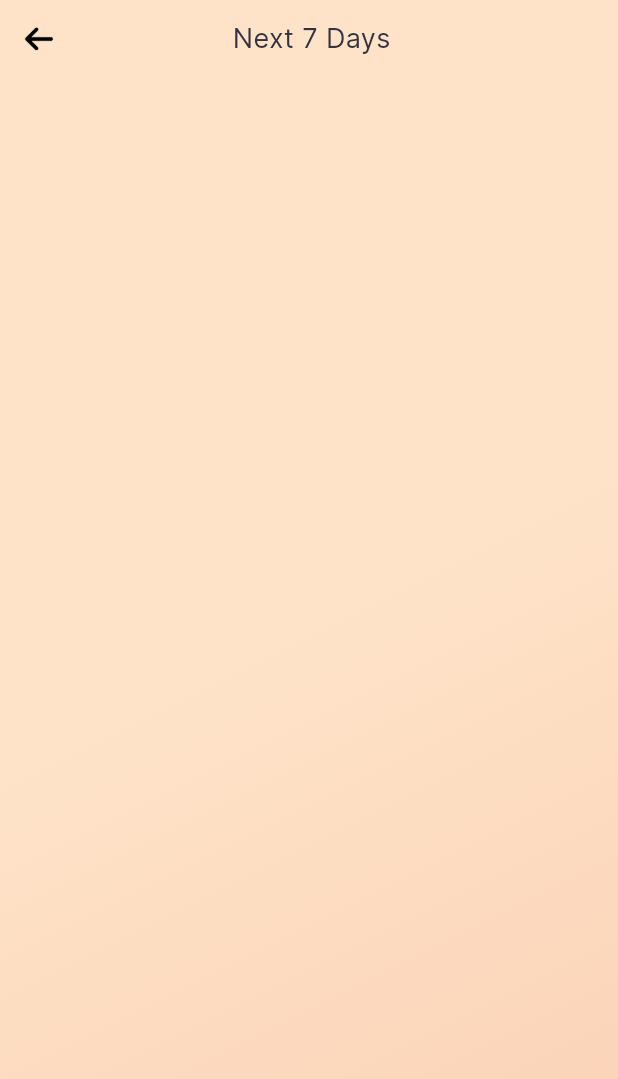
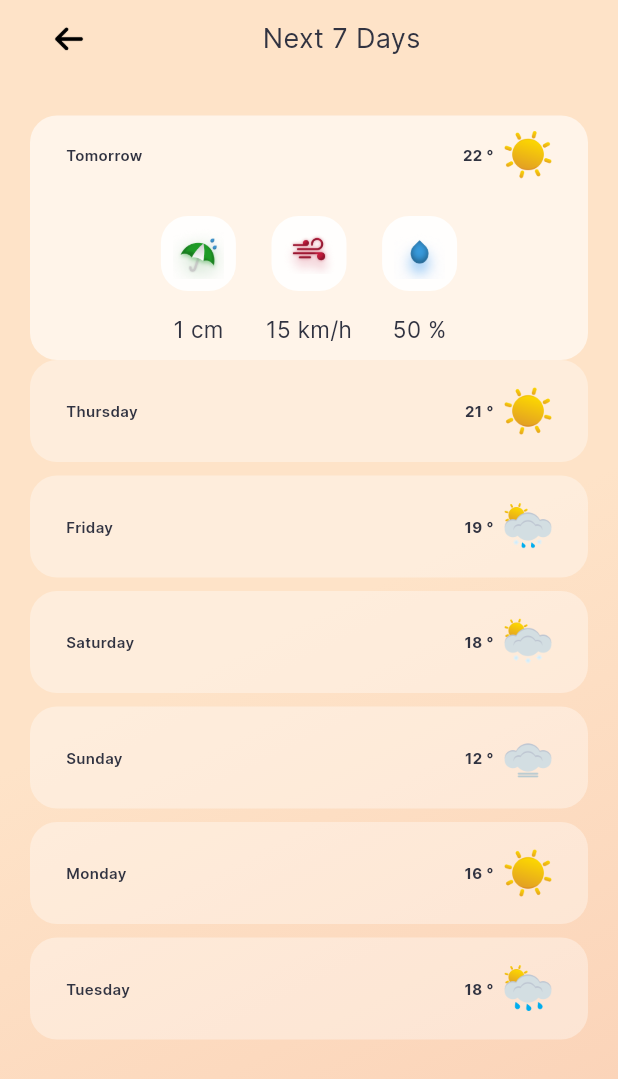
Before and after one commit to NefiseTnc/flutter_weather_app, a Flutter app: the screen it shows after launch, on a phone screen of 412 x 824 dp. Shown: the top 1079 px of the screen. Run offline on Flutter 3.47's test engine with Material 2 defaults, Android fonts, the phone set to English and light mode, and no system bars.

Commit message:
Update : Next Days View

```diff
--- a/lib/views/next_days_views/next_days_view.dart
+++ b/lib/views/next_days_views/next_days_view.dart
@@ -10,6 +10,8 @@ class NextDaysWidget extends StatelessWidget {
       body: Container(
         padding: EdgeInsets.only(
             top: MediaQuery.of(context).padding.top,
+            left: 20.0,
+            right: 20.0,
             bottom: (MediaQuery.of(context).padding.bottom) * .5),
         width: double.infinity,
         height: double.infinity,
@@ -38,11 +40,152 @@ class NextDaysWidget extends StatelessWidget {
                     ),
                   ),
                 ],
-              )
+              ),
+              const SizedBox(height: 25.0),
+              Container(
+                padding: const EdgeInsets.symmetric(
+                    horizontal: 24.0, vertical: 10.0),
+                decoration: BoxDecoration(
+                  borderRadius: BorderRadius.circular(18),
+                  color: Colors.white.withOpacity(.6),
+                ),
+                child: Column(
+                  children: [
+                    Row(
+                      mainAxisAlignment: MainAxisAlignment.spaceBetween,
+                      children: [
+                        Text(
+                          'Tomorrow',
+                          style: TextStyle(
+                              fontSize: 10,
+                              color: AppStyle.textColor,
+                              fontFamily: AppStyle.fontFamilyInterSemiBold),
+                        ),
+                        Row(
+                          children: [
+                            Text(
+                              '22 °',
+                              style: TextStyle(
+                                  fontSize: 10,
+                                  color: AppStyle.textColor,
+                                  fontFamily: AppStyle.fontFamilyInterBold),
+                            ),
+                            const SizedBox(width: 7),
+                            Image.asset(
+                              'assets/images/day_clear.png',
+                              width: 32,
+                              height: 32,
+                              fit: BoxFit.cover,
+                            )
+                          ],
+                        ),
+                      ],
+                    ),
+                    const SizedBox(height: 25.0),
+                    Row(
+                      mainAxisAlignment: MainAxisAlignment.center,
+                      children: [
+                        _item('assets/icons/rain_fall_icon.png', '1 cm'),
+                        const SizedBox(width: 20.0),
+                        _item('assets/icons/wind_icon.png', '15 km/h'),
+                        const SizedBox(width: 20.0),
+                        _item('assets/icons/humidity_icon.png', '50 %')
+                      ],
+                    ),
+                  ],
+                ),
+              ),
+              ListView(
+                shrinkWrap: true,
+                physics: const NeverScrollableScrollPhysics(),
+                children: [
+                  _daysItem('Thursday', '21', 'assets/images/day_clear.png'),
+                  const SizedBox(height: 9),
+                  _daysItem('Friday', '19', 'assets/images/day_sleet.png'),
+                  const SizedBox(height: 9),
+                  _daysItem('Saturday', '18', 'assets/images/day_snow.png'),
+                  const SizedBox(height: 9),
+                  _daysItem('Sunday', '12', 'assets/images/mist.png'),
+                  const SizedBox(height: 9),
+                  _daysItem('Monday', '16', 'assets/images/day_clear.png'),
+                  const SizedBox(height: 9),
+                  _daysItem('Tuesday', '18', 'assets/images/day_rain.png'),
+                ],
+              ),
             ],
           ),
         ),
       ),
     );
   }
+
+  Widget _daysItem(String dayTitle, String degree, String imageUrl) {
+    return Container(
+      padding: const EdgeInsets.symmetric(horizontal: 24.0, vertical: 18.0),
+      decoration: BoxDecoration(
+        borderRadius: BorderRadius.circular(18),
+        color: Colors.white.withOpacity(.36),
+      ),
+      child: Row(
+        mainAxisAlignment: MainAxisAlignment.spaceBetween,
+        children: [
+          Text(
+            dayTitle,
+            style: TextStyle(
+                fontSize: 10,
+                color: AppStyle.textColor,
+                fontFamily: AppStyle.fontFamilyInterSemiBold),
+          ),
+          Row(
+            children: [
+              Text(
+                '$degree °',
+                style: TextStyle(
+                    fontSize: 10,
+                    color: AppStyle.textColor,
+                    fontFamily: AppStyle.fontFamilyInterBold),
+              ),
+              const SizedBox(width: 7),
+              Image.asset(
+                imageUrl,
+                width: 32,
+                height: 32,
+                fit: BoxFit.cover,
+              )
+            ],
+          ),
+        ],
+      ),
+    );
+  }
+
+  Widget _item(
+    String imageUrl,
+    String text,
+  ) {
+    return Column(
+      children: [
+        Container(
+          width: 50,
+          height: 50,
+          padding: const EdgeInsets.all(8.0),
+          decoration: BoxDecoration(
+            borderRadius: BorderRadius.circular(18),
+            color: Colors.white.withOpacity(.9),
+          ),
+          child: Image.asset(
+            imageUrl,
+          ),
+        ),
+        const SizedBox(height: 15),
+        Text(
+          text,
+          style: TextStyle(
+              fontSize: 15,
+              color: AppStyle.textColor,
+              fontFamily: AppStyle.fontFamilyInterRegular),
+        ),
+      ],
+    );
+  }
 }
```
